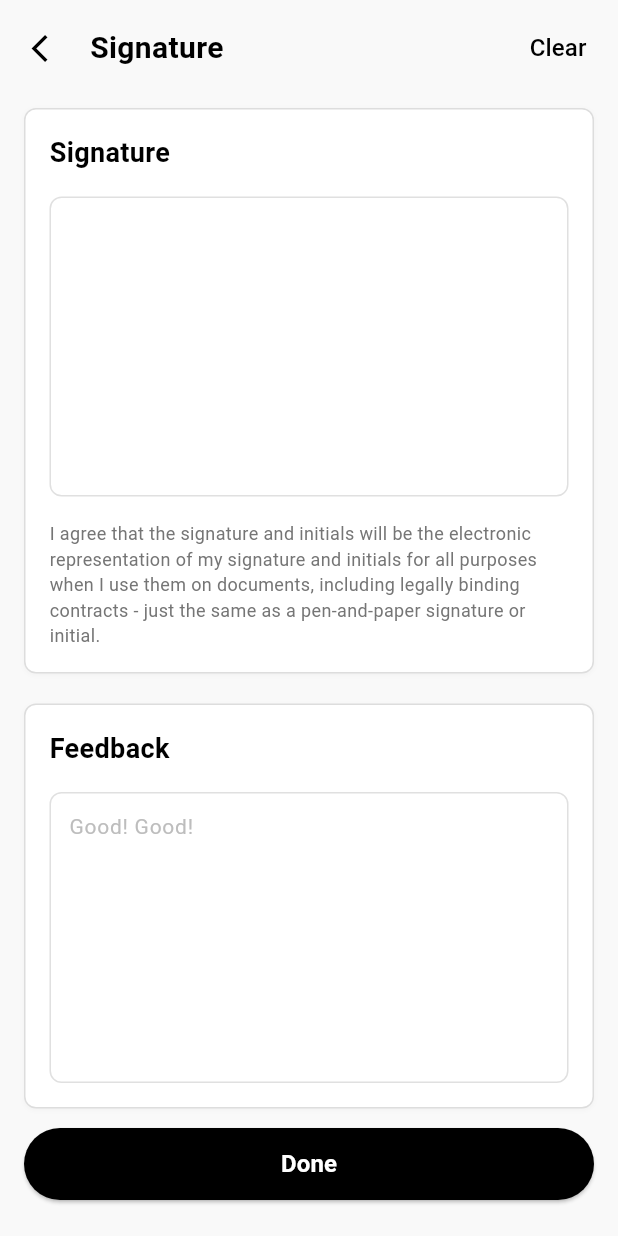
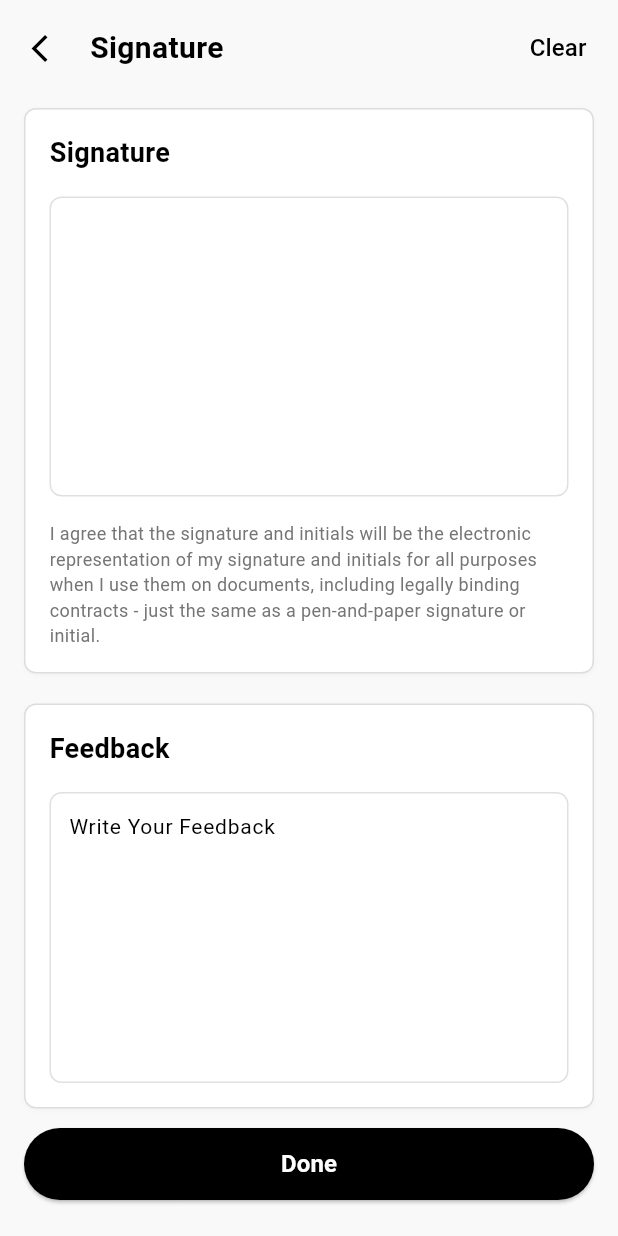
Before and after one commit to ChocoBeef1234/MobileAssignment, a Flutter app: the SignatureFeedbackPage screen opened directly with empty values, on a phone screen of 412 x 824 dp. Run offline on Flutter 3.47's test engine with Material 3 defaults, Android fonts, the phone set to English and light mode, and no system bars; our stand-ins replace cloud_firestore, firebase_auth, firebase_core, flutter_secure_storage, image_picker, photo_view; accounts and stored records are empty.

Commit message:
signature update (the complete status)

```diff
--- a/lib/signature.dart
+++ b/lib/signature.dart
@@ -167,9 +167,9 @@ class _SignatureFeedbackPageState extends State<SignatureFeedbackPage> {
                                 controller: _feedbackController,
                                 maxLines: 8,
                                 decoration: InputDecoration(
-                                  hintText: 'Good! Good!',
+                                  hintText: 'Write Your Feedback',
                                   hintStyle: TextStyle(
-                                    color: Colors.grey[400],
+                                    color: Colors.black,
                                     fontSize: 14,
                                   ),
                                   border: InputBorder.none,
```
Also changed, not shown: lib/jobDetail.dart (+29 -12 lines).
